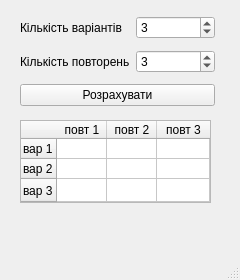
Before: the Qt Designer form ui/main.ui in dimbaida/statistics, drawn with Qt 5.
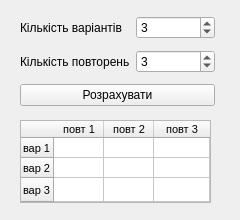
After: the same form once the commit is applied.

Patch:
```diff
--- a/ui/main.ui
+++ b/ui/main.ui
@@ -7,9 +7,15 @@
     <x>0</x>
     <y>0</y>
     <width>240</width>
-    <height>280</height>
+    <height>220</height>
    </rect>
   </property>
+  <property name="minimumSize">
+   <size>
+    <width>240</width>
+    <height>220</height>
+   </size>
+  </property>
   <property name="windowTitle">
    <string>MainWindow</string>
   </property>
@@ -29,6 +35,12 @@
       <height>83</height>
      </rect>
     </property>
+    <property name="font">
+     <font>
+      <pointsize>8</pointsize>
+      <kerning>true</kerning>
+     </font>
+    </property>
     <property name="showGrid">
      <bool>true</bool>
     </property>
@@ -38,6 +50,9 @@
     <property name="sortingEnabled">
      <bool>false</bool>
     </property>
+    <attribute name="horizontalHeaderVisible">
+     <bool>true</bool>
+    </attribute>
     <attribute name="horizontalHeaderCascadingSectionResizes">
      <bool>true</bool>
     </attribute>
@@ -105,7 +120,7 @@
      </property>
     </column>
    </widget>
-   <widget class="QWidget" name="">
+   <widget class="QWidget" name="layoutWidget">
     <property name="geometry">
      <rect>
       <x>20</x>
@@ -159,17 +174,6 @@
     </layout>
    </widget>
   </widget>
-  <widget class="QMenuBar" name="menubar">
-   <property name="geometry">
-    <rect>
-     <x>0</x>
-     <y>0</y>
-     <width>240</width>
-     <height>37</height>
-    </rect>
-   </property>
-  </widget>
-  <widget class="QStatusBar" name="statusbar"/>
  </widget>
  <resources/>
  <connections/>
```
Left out of the diff: 5 changed lines with no effect on the pictures.
